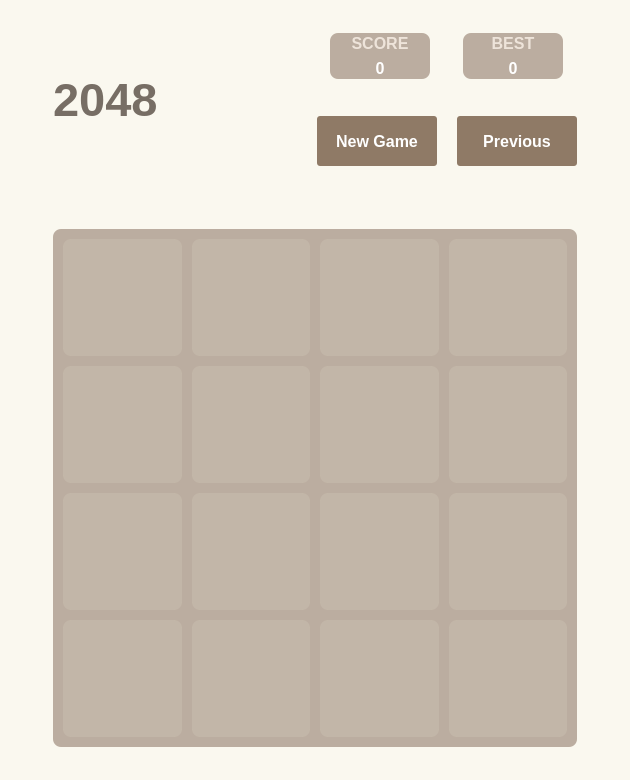
The window that QTCPP2048/QTCPP2048/MainWindow.ui (sgfcz/game_2048) describes before a commit, drawn with Qt 5.
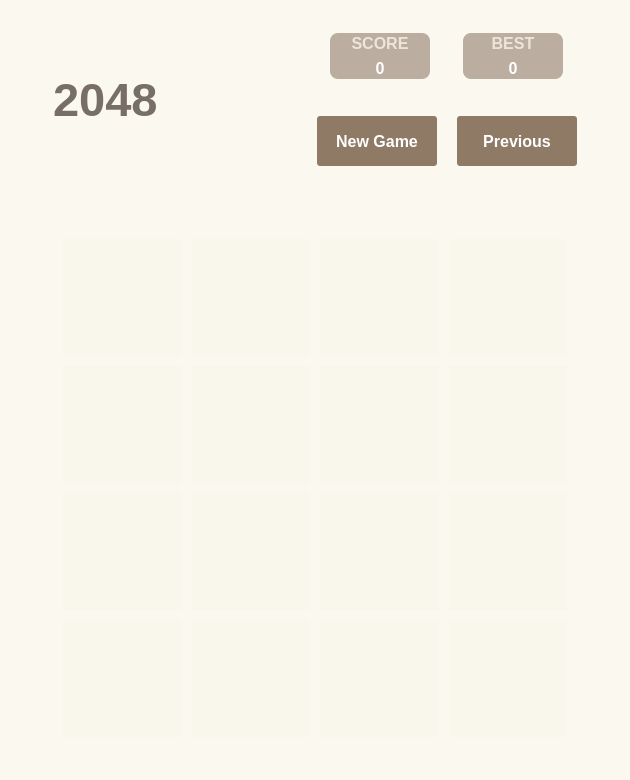
The same window after the commit.

Commit message: 1.完善界面与配置

The edit to the form file:
```diff
--- a/QTCPP2048/QTCPP2048/MainWindow.ui
+++ b/QTCPP2048/QTCPP2048/MainWindow.ui
@@ -395,7 +395,9 @@
        <widget class="QWidget" name="BlockWidget" native="true">
         <property name="styleSheet">
          <string notr="true">background-color: rgb(187, 173, 160);
-border-radius:8px</string>
+border-radius:8px;
+QLabel{
+}</string>
         </property>
         <layout class="QGridLayout" name="BlockGL">
          <property name="leftMargin">
```
The commit also changes 1 other file.
